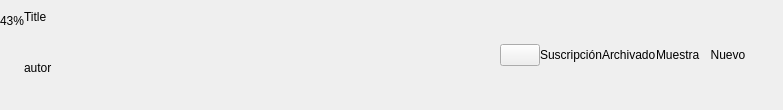
Old version of the form bqLibrary/ui/LibraryLineGridViewerItem.ui in the repository bq/cervantes.
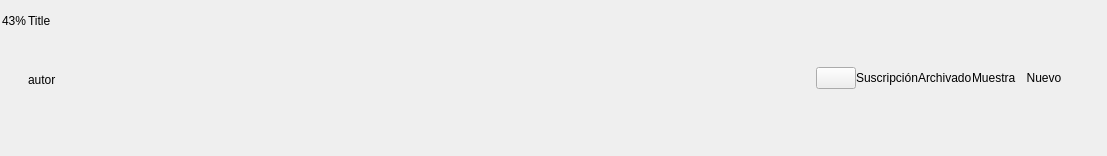
New version of the form. Custom widgets are drawn as their Qt base class.

The edit to the form file:
```diff
--- a/bqLibrary/ui/LibraryLineGridViewerItem.ui
+++ b/bqLibrary/ui/LibraryLineGridViewerItem.ui
@@ -6,8 +6,8 @@
    <rect>
     <x>0</x>
     <y>0</y>
-    <width>783</width>
-    <height>110</height>
+    <width>1107</width>
+    <height>156</height>
    </rect>
   </property>
   <property name="focusPolicy">
@@ -71,8 +71,8 @@
            </property>
            <property name="sizeHint" stdset="0">
             <size>
-             <width>20</width>
-             <height>40</height>
+             <width>28</width>
+             <height>57</height>
             </size>
            </property>
           </spacer>
@@ -95,8 +95,8 @@
           </property>
           <property name="sizeHint" stdset="0">
            <size>
-            <width>20</width>
-            <height>10</height>
+            <width>28</width>
+            <height>14</height>
            </size>
           </property>
          </spacer>
@@ -117,8 +117,8 @@
           </property>
           <property name="maximumSize">
            <size>
-            <width>410</width>
-            <height>51</height>
+            <width>580</width>
+            <height>72</height>
            </size>
           </property>
           <property name="text">
@@ -167,8 +167,8 @@
           </property>
           <property name="sizeHint" stdset="0">
            <size>
-            <width>20</width>
-            <height>40</height>
+            <width>28</width>
+            <height>57</height>
            </size>
           </property>
          </spacer>
@@ -219,8 +219,8 @@
         </property>
         <property name="maximumSize">
          <size>
-          <width>56</width>
-          <height>110</height>
+          <width>79</width>
+          <height>156</height>
          </size>
         </property>
         <property name="text">
@@ -251,8 +251,8 @@
         </property>
         <property name="sizeHint" stdset="0">
          <size>
-          <width>20</width>
-          <height>20</height>
+          <width>28</width>
+          <height>28</height>
          </size>
         </property>
        </spacer>
```
Left out of the diff: 14 changed lines with no effect on the pictures.
